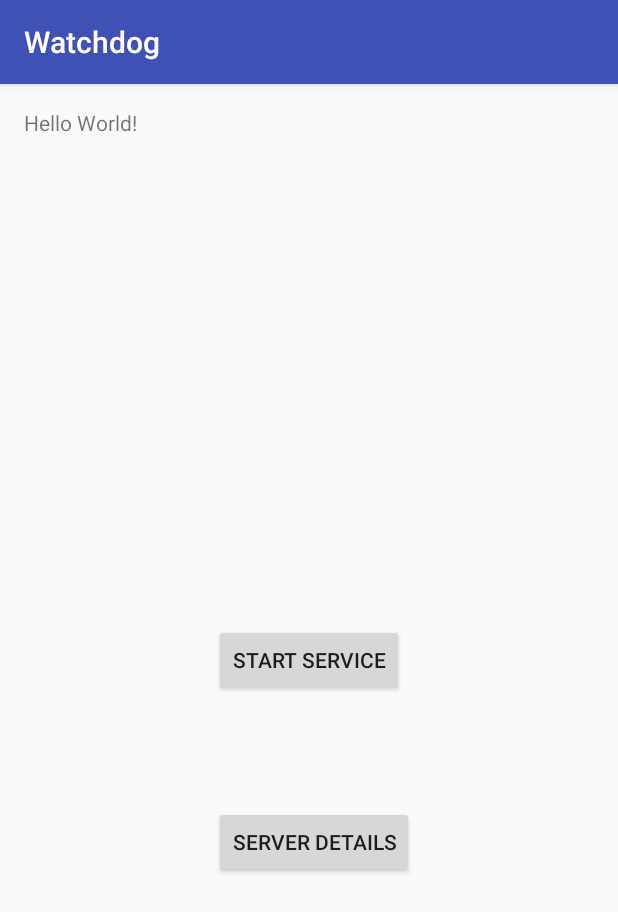
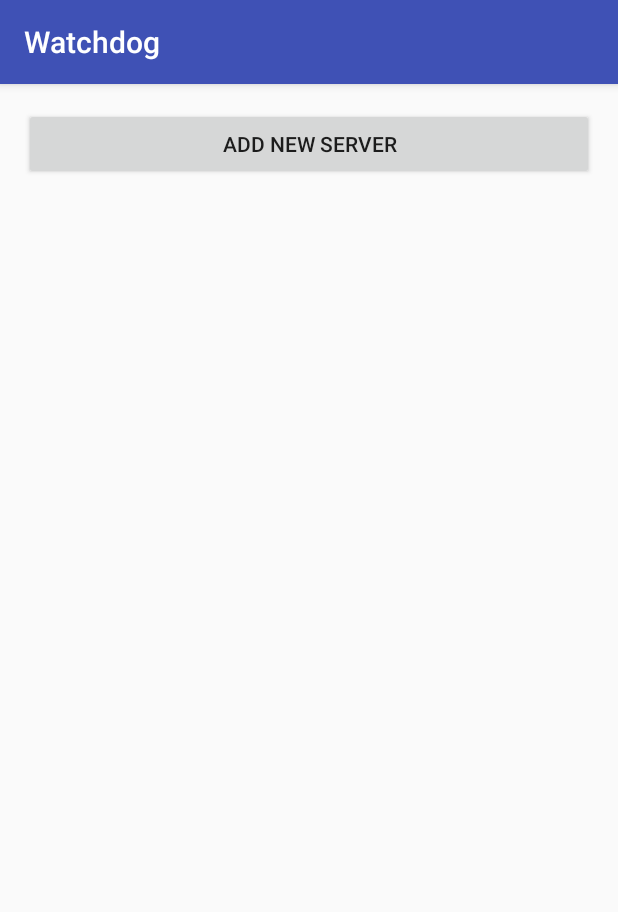
Before and after one commit to samuellapointe/Watchdog, an Android app: the screen it shows after launch (MainActivity before the commit, ServerListActivity after it), on a phone screen of 412 x 824 dp. Shown: the top 912 px of the screen. Run offline under Robolectric (Android 15) with nearby library versions, the phone set to English and light mode, and no system bars.

Commit message:
Rename MainActivity to ServerList, start server list

```diff
--- a/app/src/main/AndroidManifest.xml
+++ b/app/src/main/AndroidManifest.xml
@@ -8,7 +8,7 @@
         android:label="@string/app_name"
         android:supportsRtl="true"
         android:theme="@style/AppTheme">
-        <activity android:name=".MainActivity">
+        <activity android:name=".ServerListActivity">
             <intent-filter>
                 <action android:name="android.intent.action.MAIN" />
 
--- a/app/src/main/java/ca/uqac/watchdog/MainActivity.java
+++ b/app/src/main/java/ca/uqac/watchdog/ServerListActivity.java
@@ -1,27 +1,24 @@
 package ca.uqac.watchdog;
 
 import android.content.Context;
-import android.content.Intent;
 import android.support.v7.app.AppCompatActivity;
 import android.os.Bundle;
-import android.view.View;
-import android.widget.Button;
 
-public class MainActivity extends AppCompatActivity {
+public class ServerListActivity extends AppCompatActivity {
 
     @Override
     protected void onCreate(Bundle savedInstanceState) {
         super.onCreate(savedInstanceState);
-        setContentView(R.layout.activity_main);
+        setContentView(R.layout.activity_serverlist);
 
         // Context de l'activité
         final Context context = this;
 
         // Trouver le bouton
-        final Button clickButton = (Button) findViewById(R.id.button);
+        //final Button clickButton = (Button) findViewById(R.id.button);
 
         // Donner une action au bouton
-        clickButton.setOnClickListener(new View.OnClickListener() {
+        /*clickButton.setOnClickListener(new View.OnClickListener() {
             @Override
             public void onClick(View v) {
                 // Juste pour voir que ça marche
@@ -32,11 +29,11 @@ public class MainActivity extends AppCompatActivity {
                 i.putExtra("TestKey", "Value"); // On peut passer des données à un service
                 context.startService(i);
             }
-        });
+        });*/
 
 
         // Bouton de détails du serveur.
-        final Button buttonServerDetails = (Button) findViewById(R.id.button2);
+        /*final Button buttonServerDetails = (Button) findViewById(R.id.button2);
 
         // Action au clic du bouton de détails du serveur
         buttonServerDetails.setOnClickListener(new View.OnClickListener() {
@@ -46,6 +43,6 @@ public class MainActivity extends AppCompatActivity {
                 Intent i = new Intent(context, ServerDetailsActivity.class);
                 startActivity(i);
             }
-        });
+        });*/
     }
 }
--- a/app/src/main/res/layout/activity_main.xml
+++ b/app/src/main/res/layout/activity_serverlist.xml
@@ -8,13 +8,25 @@
     android:paddingLeft="@dimen/activity_horizontal_margin"
     android:paddingRight="@dimen/activity_horizontal_margin"
     android:paddingTop="@dimen/activity_vertical_margin"
-    tools:context="ca.uqac.watchdog.MainActivity">
+    tools:context="ca.uqac.watchdog.ServerListActivity">
 
-    <TextView
-        android:layout_width="wrap_content"
+    <Button
+        android:id="@+id/btnAddServer"
+        android:text="Add new server"
+        android:layout_width="fill_parent"
         android:layout_height="wrap_content"
-        android:text="Hello World!" />
+        android:onClick="addServer"/>
 
+    <ListView
+        android:id="@android:id/list"
+        android:layout_width="fill_parent"
+        android:drawSelectorOnTop="false"
+        android:layout_alignParentLeft="true"
+        android:layout_alignParentStart="true"
+        android:layout_height="wrap_content"
+        android:layout_below="@+id/btnAddServer" />
+
+    <!--
     <Button
         android:text="Start Service"
         android:layout_width="wrap_content"
@@ -32,4 +44,5 @@
         android:layout_alignLeft="@+id/button"
         android:layout_alignStart="@+id/button"
         android:layout_marginTop="73dp" />
+        -->
 </RelativeLayout>
```
